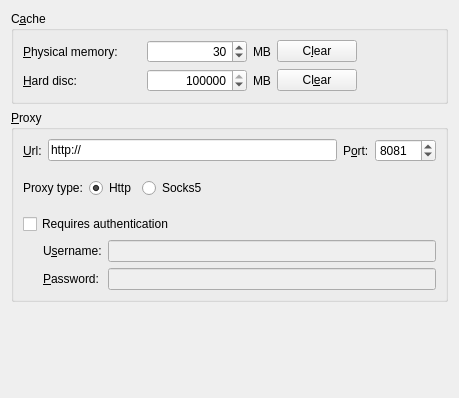
KDE/marble, file src/lib/MarbleCacheSettingsWidget.ui: the form before one commit.
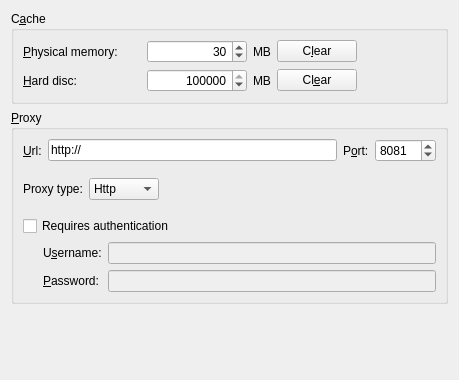
The form after the commit.

The edit to the form file:
```diff
--- a/src/lib/MarbleCacheSettingsWidget.ui
+++ b/src/lib/MarbleCacheSettingsWidget.ui
@@ -7,7 +7,7 @@
     <x>0</x>
     <y>0</y>
     <width>459</width>
-    <height>398</height>
+    <height>380</height>
    </rect>
   </property>
   <layout class="QVBoxLayout" name="verticalLayout_2">
@@ -250,23 +250,17 @@
          </widget>
         </item>
         <item>
-         <widget class="QRadioButton" name="kcfg_proxyHttp">
+         <widget class="QComboBox" name="kcfg_proxyType">
+          <item>
           <property name="text">
            <string>Http</string>
           </property>
-          <property name="checked">
-           <bool>true</bool>
-          </property>
-         </widget>
         </item>
         <item>
-         <widget class="QRadioButton" name="kcfg_proxySocks5">
           <property name="text">
            <string>Socks5</string>
           </property>
-          <property name="checked">
-           <bool>false</bool>
-          </property>
+          </item>
          </widget>
         </item>
         <item>
```
Lines whose indentation alone changed are shown as unchanged.
